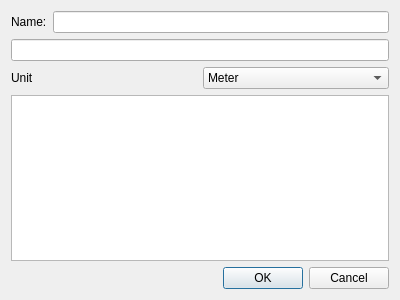
Before: the Qt Designer form SIM-VICUS/src/SVImportDXFDialog.ui in ghorwin/SIM-VICUS, drawn with Qt 5.
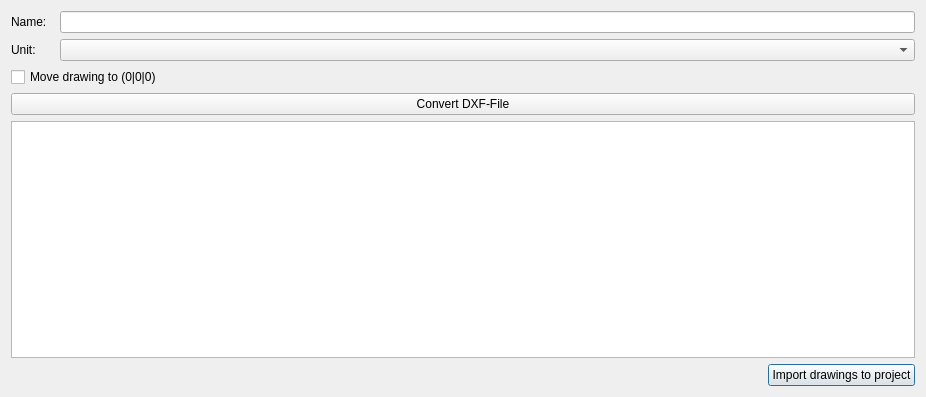
After: the same form once the commit is applied. Custom widgets are drawn as their Qt base class.

Commit message: Complete overhaul of DXF Import dialog

```diff
--- a/SIM-VICUS/src/SVImportDXFDialog.ui
+++ b/SIM-VICUS/src/SVImportDXFDialog.ui
@@ -6,83 +6,77 @@
    <rect>
     <x>0</x>
     <y>0</y>
-    <width>400</width>
-    <height>300</height>
+    <width>926</width>
+    <height>397</height>
    </rect>
   </property>
   <property name="windowTitle">
    <string>Dialog</string>
   </property>
   <layout class="QGridLayout" name="gridLayout">
-   <item row="4" column="0">
-    <widget class="QtExt::BrowseFilenameWidget" name="lineEditFileName"/>
+   <item row="0" column="4">
+    <widget class="QLineEdit" name="lineEditDrawingName"/>
    </item>
-   <item row="5" column="0">
-    <layout class="QHBoxLayout" name="horizontalLayout">
+   <item row="5" column="0" colspan="5">
+    <layout class="QHBoxLayout" name="horizontalLayout_4">
      <item>
-      <widget class="QLabel" name="label">
+      <spacer name="horizontalSpacer">
+       <property name="orientation">
+        <enum>Qt::Horizontal</enum>
+       </property>
+       <property name="sizeHint" stdset="0">
+        <size>
+         <width>40</width>
+         <height>20</height>
+        </size>
+       </property>
+      </spacer>
+     </item>
+     <item>
+      <widget class="QPushButton" name="pushButtonImport">
        <property name="text">
-        <string>Unit</string>
+        <string>Import drawings to project</string>
        </property>
       </widget>
      </item>
-     <item>
-      <widget class="QComboBox" name="comboBoxUnit">
-       <item>
-        <property name="text">
-         <string>Meter</string>
-        </property>
-       </item>
-       <item>
-        <property name="text">
-         <string>Centimeter</string>
-        </property>
-       </item>
-       <item>
-        <property name="text">
-         <string>Millimeter</string>
-        </property>
-       </item>
-      </widget>
-     </item>
     </layout>
    </item>
-   <item row="7" column="0">
-    <widget class="QDialogButtonBox" name="buttonBox">
-     <property name="orientation">
-      <enum>Qt::Horizontal</enum>
-     </property>
-     <property name="standardButtons">
-      <set>QDialogButtonBox::Cancel|QDialogButtonBox::Ok</set>
+   <item row="3" column="0" colspan="5">
+    <widget class="QPushButton" name="pushButtonConvert">
+     <property name="text">
+      <string>Convert DXF-File</string>
      </property>
     </widget>
    </item>
-   <item row="6" column="0">
+   <item row="4" column="0" colspan="5">
     <widget class="QPlainTextEdit" name="plainTextEditLogWindow"/>
    </item>
-   <item row="3" column="0">
-    <layout class="QHBoxLayout" name="horizontalLayout_2">
-     <item>
-      <widget class="QLabel" name="label_2">
-       <property name="text">
-        <string>Name:</string>
-       </property>
-      </widget>
-     </item>
-     <item>
-      <widget class="QLineEdit" name="lineEditDrawingName"/>
-     </item>
-    </layout>
+   <item row="0" column="0" colspan="3">
+    <widget class="QLabel" name="label_2">
+     <property name="text">
+      <string>Name:</string>
+     </property>
+    </widget>
+   </item>
+   <item row="1" column="0">
+    <widget class="QLabel" name="label">
+     <property name="text">
+      <string>Unit:</string>
+     </property>
+    </widget>
+   </item>
+   <item row="1" column="4">
+    <widget class="QComboBox" name="comboBoxUnit"/>
+   </item>
+   <item row="2" column="0" colspan="5">
+    <widget class="QCheckBox" name="checkBoxMove">
+     <property name="text">
+      <string>Move drawing to (0|0|0)</string>
+     </property>
+    </widget>
    </item>
   </layout>
  </widget>
- <customwidgets>
-  <customwidget>
-   <class>QtExt::BrowseFilenameWidget</class>
-   <extends>QLineEdit</extends>
-   <header location="global">QtExt_BrowseFilenameWidget.h</header>
-  </customwidget>
- </customwidgets>
  <resources/>
  <connections>
   <connection>
```
Left out of the diff: 41 changed lines with no effect on the pictures. The commit also changes 2 other files.
